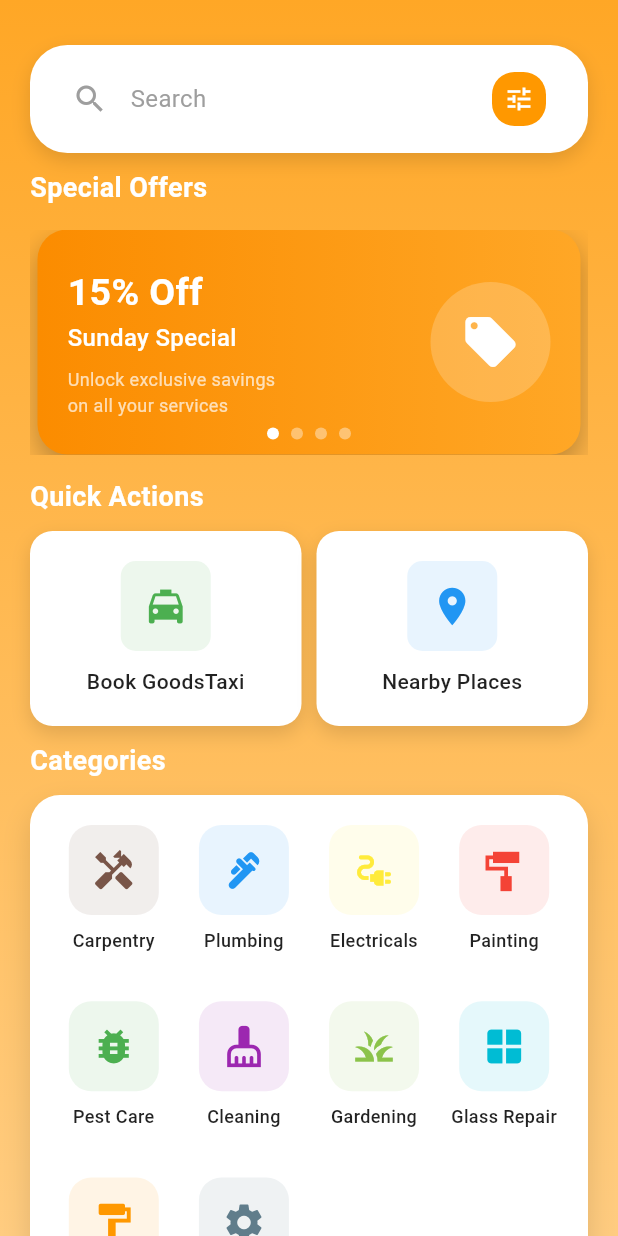
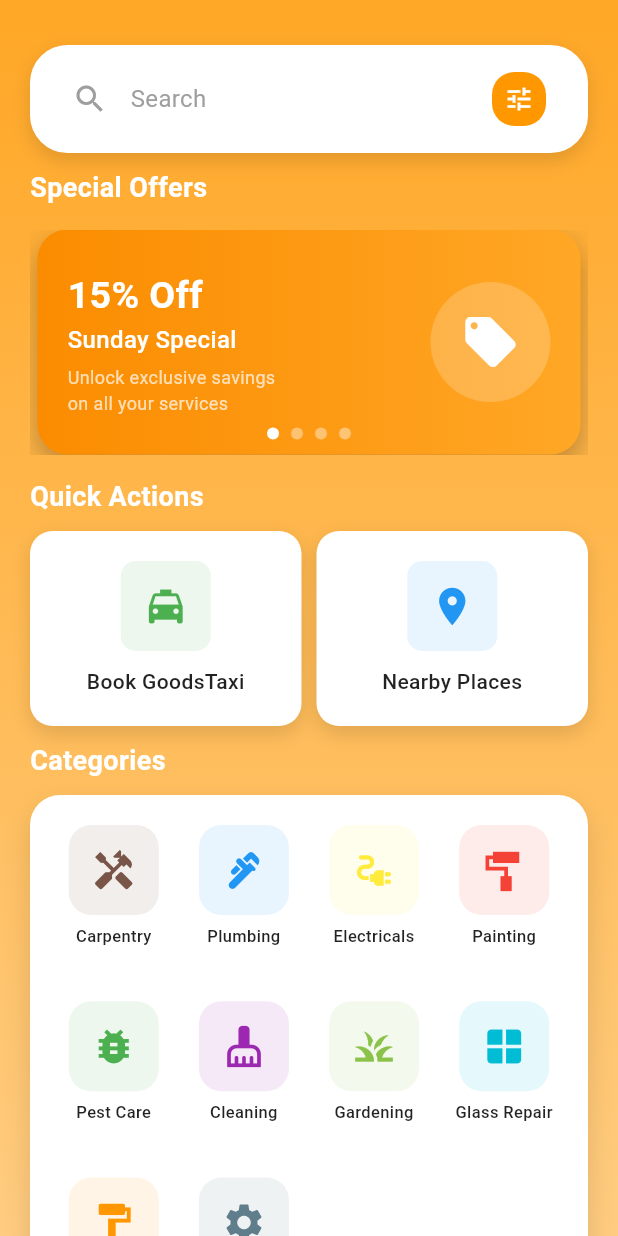
Before and after one commit to habeebvk/findmyservice, a Flutter app: the HomePage screen opened directly, on a phone screen of 412 x 824 dp. Run offline on Flutter 3.47's test engine with Material 3 defaults, Android fonts, the light colour scheme and no system bars; our stand-ins replace google_maps_flutter, image_picker, location, sqflite; accounts and stored records are empty.

Commit message:
Second commit

```diff
--- a/lib/view/user/home/home_screen.dart
+++ b/lib/view/user/home/home_screen.dart
@@ -246,7 +246,7 @@ class _HomePageState extends State<HomePage> {
                                               fontWeight: FontWeight.w500,
                                             ),
                                           ),
-                                          SizedBox(height: 8),
+                                          SizedBox(height: 5),
                                           Text(
                                             offer['description'],
                                             style: TextStyle(
@@ -457,11 +457,11 @@ class _HomePageState extends State<HomePage> {
           ),
           child: Icon(icon, color: color, size: 30),
         ),
-        SizedBox(height: 8),
+        SizedBox(height: 6),
         Text(
           title,
           style: TextStyle(
-            fontSize: 12,
+            fontSize: 11,
             fontWeight: FontWeight.w500,
             color: Colors.black87,
           ),
```
